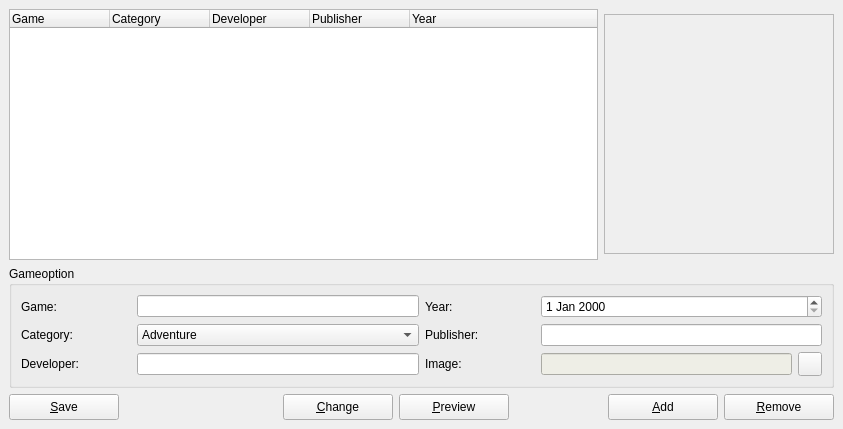
The window that ui/gamesettings.ui (LasDesu/DBoxFE) describes before a commit, drawn with Qt 5.
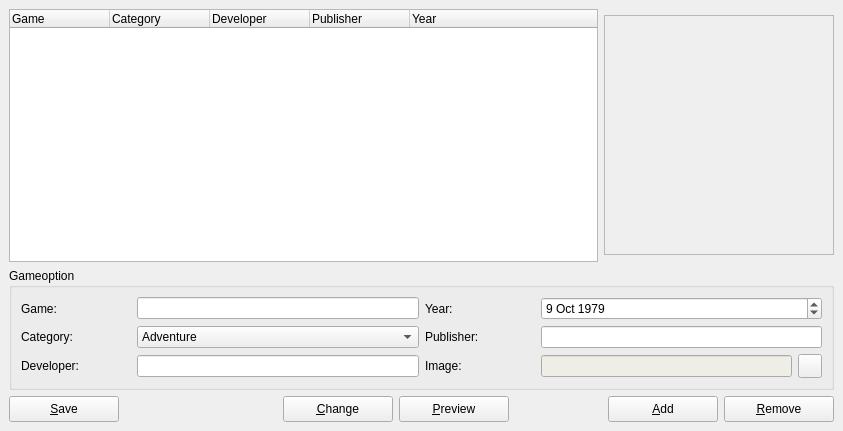
The same window after the commit. Icons and pictures are not drawn.

Commit message: * add header/source file for gamesettings * update dboxfe.pro ( add header/source ) * update header/source 	* dboxfe.h / dboxfe.cpp ( add slot - slotGameSettings() ) 	* dboxfe_base.h / dboxfe_base.cpp ( new function - loadImage(...) ) * update gamesettings.ui and gampreview.ui * update kdevelop projectfile

The edit to the form file:
```diff
--- a/ui/gamesettings.ui
+++ b/ui/gamesettings.ui
@@ -9,7 +9,7 @@
     <x>0</x>
     <y>0</y>
     <width>843</width>
-    <height>429</height>
+    <height>431</height>
    </rect>
   </property>
   <property name="windowTitle" >
@@ -25,6 +25,79 @@
    <property name="spacing" >
     <number>6</number>
    </property>
+   <item row="0" column="0" >
+    <layout class="QHBoxLayout" >
+     <property name="margin" >
+      <number>0</number>
+     </property>
+     <property name="spacing" >
+      <number>6</number>
+     </property>
+     <item>
+      <widget class="QTreeWidget" name="twGameSettings" >
+       <property name="contextMenuPolicy" >
+        <enum>Qt::CustomContextMenu</enum>
+       </property>
+       <column>
+        <property name="text" >
+         <string>Game</string>
+        </property>
+       </column>
+       <column>
+        <property name="text" >
+         <string>Category</string>
+        </property>
+       </column>
+       <column>
+        <property name="text" >
+         <string>Developer</string>
+        </property>
+       </column>
+       <column>
+        <property name="text" >
+         <string>Publisher</string>
+        </property>
+       </column>
+       <column>
+        <property name="text" >
+         <string>Year</string>
+        </property>
+       </column>
+      </widget>
+     </item>
+     <item>
+      <widget class="QLabel" name="gameImage" >
+       <property name="minimumSize" >
+        <size>
+         <width>230</width>
+         <height>240</height>
+        </size>
+       </property>
+       <property name="maximumSize" >
+        <size>
+         <width>230</width>
+         <height>240</height>
+        </size>
+       </property>
+       <property name="frameShape" >
+        <enum>QFrame::StyledPanel</enum>
+       </property>
+       <property name="frameShadow" >
+        <enum>QFrame::Sunken</enum>
+       </property>
+       <property name="text" >
+        <string/>
+       </property>
+       <property name="scaledContents" >
+        <bool>true</bool>
+       </property>
+       <property name="buddy" >
+        <cstring>twGameSettings</cstring>
+       </property>
+      </widget>
+     </item>
+    </layout>
+   </item>
    <item row="1" column="0" >
     <widget class="QGroupBox" name="groupBox" >
      <property name="title" >
@@ -244,7 +317,15 @@
          </widget>
         </item>
         <item>
-         <widget class="QDateEdit" name="dateEditGameYear" />
+         <widget class="QDateEdit" name="dateEditGameYear" >
+          <property name="date" >
+           <date>
+            <year>1979</year>
+            <month>10</month>
+            <day>9</day>
+           </date>
+          </property>
+         </widget>
         </item>
        </layout>
       </item>
@@ -743,73 +824,6 @@
      </item>
     </layout>
    </item>
-   <item row="0" column="0" >
-    <layout class="QHBoxLayout" >
-     <property name="margin" >
-      <number>0</number>
-     </property>
-     <property name="spacing" >
-      <number>6</number>
-     </property>
-     <item>
-      <widget class="QTreeWidget" name="twGameSettings" >
-       <property name="contextMenuPolicy" >
-        <enum>Qt::CustomContextMenu</enum>
-       </property>
-       <column>
-        <property name="text" >
-         <string>Game</string>
-        </property>
-       </column>
-       <column>
-        <property name="text" >
-         <string>Category</string>
-        </property>
-       </column>
-       <column>
-        <property name="text" >
-         <string>Developer</string>
-        </property>
-       </column>
-       <column>
-        <property name="text" >
-         <string>Publisher</string>
-        </property>
-       </column>
-       <column>
-        <property name="text" >
-         <string>Year</string>
-        </property>
-       </column>
-      </widget>
-     </item>
-     <item>
-      <widget class="QFrame" name="gamePicture" >
-       <property name="minimumSize" >
-        <size>
-         <width>230</width>
-         <height>240</height>
-        </size>
-       </property>
-       <property name="maximumSize" >
-        <size>
-         <width>230</width>
-         <height>240</height>
-        </size>
-       </property>
-       <property name="contextMenuPolicy" >
-        <enum>Qt::CustomContextMenu</enum>
-       </property>
-       <property name="frameShape" >
-        <enum>QFrame::StyledPanel</enum>
-       </property>
-       <property name="frameShadow" >
-        <enum>QFrame::Sunken</enum>
-       </property>
-      </widget>
-     </item>
-    </layout>
-   </item>
   </layout>
  </widget>
  <pixmapfunction></pixmapfunction>
```
The commit also changes 12 other files.
